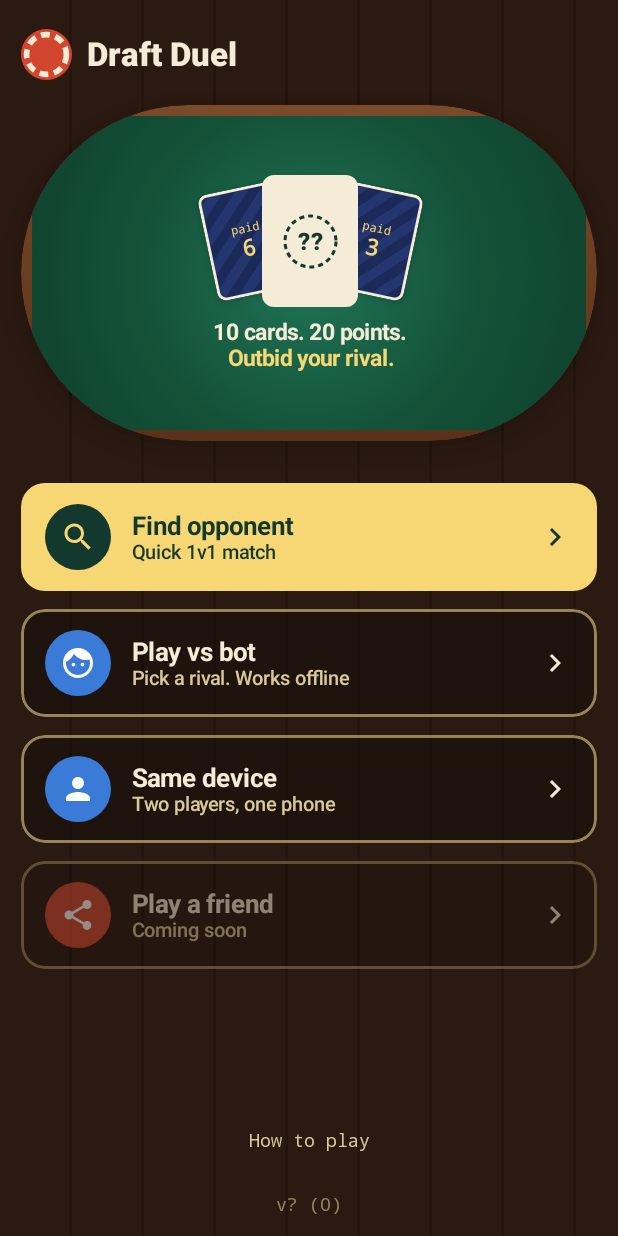
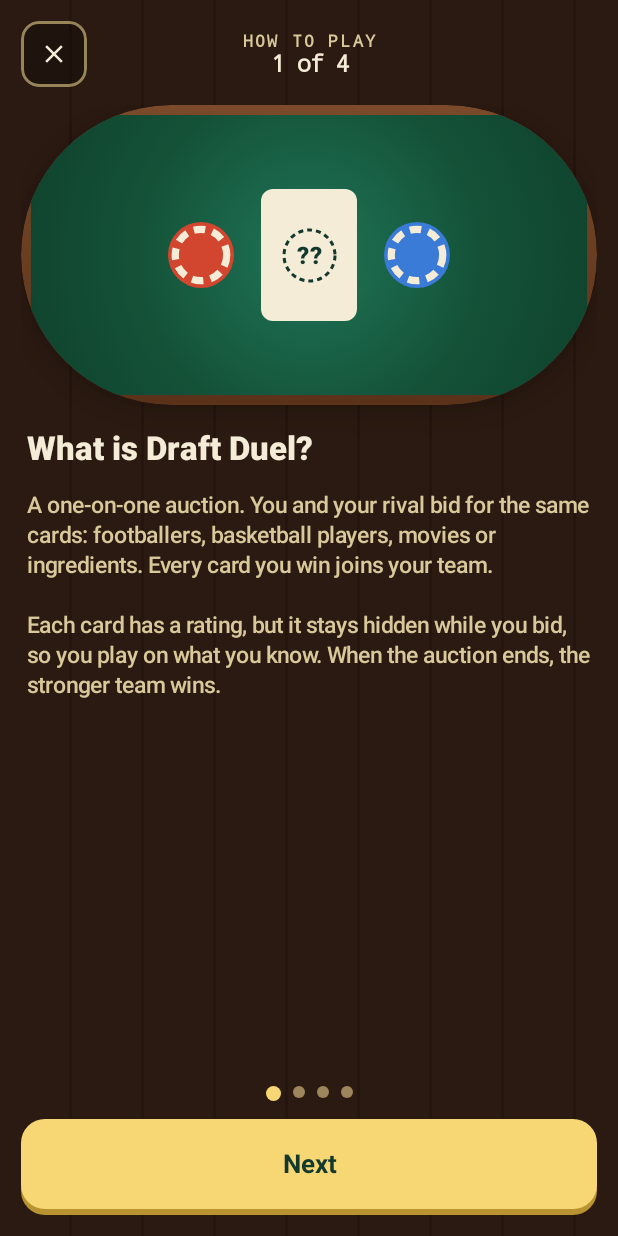
Before and after one commit to vidanstojic/Draft-Duel, an Android app built with Jetpack Compose: the screen it shows after launch (MainActivity), on a phone screen of 412 x 824 dp. Run offline under Robolectric (Android 15) with nearby library versions, the phone set to English and light mode, and no system bars; our stand-ins replace Compose Multiplatform resources.

Commit message:
feat(onboarding): How to play guide that starts with what the game is
The old dialog opened with the points; a new player first needs to know
what the game is. The guide is a screen with four swipeable pages, each
with a small picture drawn from the game's own components:

1. What is Draft Duel: a 1v1 auction for cards with hidden ratings
2. One card at a time: opener, raises of 1, 2 or 5, pass, the 10 s clock
3. 20 points, 5 cards: the equal split and the paid hand-over
4. The reveal: ratings at the end, the real score in football and
   basketball, recipes in food

It opens by itself on the first launch (remembered in the key-value
store) and from "How to play" on the home screen.

```diff
--- a/composeApp/src/commonMain/composeResources/values/strings.xml
+++ b/composeApp/src/commonMain/composeResources/values/strings.xml
@@ -17,7 +17,6 @@
     <string name="settings">Settings</string>
     <string name="back">Back</string>
     <string name="menu">Menu</string>
-    <string name="got_it">Got it</string>
 
     <!-- Home -->
     <string name="home_tagline">10 cards. 20 points.</string>
@@ -32,7 +31,18 @@
     <string name="mode_bot_title">Play vs bot</string>
     <string name="mode_bot_subtitle">Pick a rival. Works offline</string>
     <string name="how_to_play">How to play</string>
-    <string name="how_to_play_rules">You both start with 20 points. 10 cards go up for auction, one at a time.\n\nThe opener must bid. Then raise by 1, 2 or 5, or pass and the other player takes the card at their last bid.\n\nRatings stay hidden. You see yours when you win a card and your rival's at the end.\n\nThe higher total rating wins.\n\nDefault rules: each player ends with exactly 5 cards. As the opener you may hand a card you do not want over to your rival, who must then open it. Your first hand-over costs 1 point, the next 2, then 3.</string>
+    <!-- How to play: what the game is first, then a round, the budget and how a match is won. -->
+    <string name="howto_page">%1$d of %2$d</string>
+    <string name="howto_next">Next</string>
+    <string name="howto_play">Start playing</string>
+    <string name="howto_what_title">What is Draft Duel?</string>
+    <string name="howto_what_text">A one-on-one auction. You and your rival bid for the same cards: footballers, basketball players, movies or ingredients. Every card you win joins your team.\n\nEach card has a rating, but it stays hidden while you bid, so you play on what you know. When the auction ends, the stronger team wins.</string>
+    <string name="howto_auction_title">One card at a time</string>
+    <string name="howto_auction_text">A card goes up for auction. The opener must bid first, then you take turns: raise by 1, 2 or 5, or pass. If you pass, your rival takes the card at their last bid.\n\nEach turn has 10 seconds. If the time runs out, you raise by 1 automatically, or pass when you cannot pay. Openers take turns from card to card.</string>
+    <string name="howto_budget_title">20 points, 5 cards</string>
+    <string name="howto_budget_text">Both of you start with 20 points for the whole match, and each of you ends with exactly 5 of the 10 cards. Once you have 5, the rest go to your rival for free, so a cheap card can cost you a better one later.\n\nDo not want the card you have to open? Hand it over: your rival must open it instead. Your first hand-over costs 1 point, the next 2, then 3.</string>
+    <string name="howto_reveal_title">The reveal</string>
+    <string name="howto_reveal_text">You see the rating of a card when you win it. The cards of your rival stay hidden until the end, when everything is turned over and the higher total wins.\n\nFootball and basketball end with a real score: the bigger your rating lead per card, the bigger the win. In Food you cook one dish, so collect what belongs in it; wrong ingredients cost points.</string>
     <!-- Themes -->
     <string name="theme_football">Football</string>
     <string name="theme_basketball">Basketball</string>
--- a/composeApp/src/commonMain/kotlin/com/vidanstojic/draftduel/navigation/DraftDuelNavHost.kt
+++ b/composeApp/src/commonMain/kotlin/com/vidanstojic/draftduel/navigation/DraftDuelNavHost.kt
@@ -11,6 +11,7 @@ import com.vidanstojic.draftduel.domain.model.GameMode
 import com.vidanstojic.draftduel.ui.screens.bot.BotSelectRoute
 import com.vidanstojic.draftduel.ui.screens.category.CategoryRoute
 import com.vidanstojic.draftduel.ui.screens.home.HomeRoute
+import com.vidanstojic.draftduel.ui.screens.howto.HowToPlayRoute
 import com.vidanstojic.draftduel.ui.screens.invite.InviteRoute
 import com.vidanstojic.draftduel.ui.screens.local.LocalMatchRoute
 import com.vidanstojic.draftduel.ui.screens.local.LocalSetupRoute
@@ -29,7 +30,13 @@ fun DraftDuelNavHost(
         modifier = modifier,
     ) {
         composable<Route.Home> {
-            HomeRoute(onModeSelected = { mode -> navController.navigate(Route.ChooseCategory(mode.name)) })
+            HomeRoute(
+                onModeSelected = { mode -> navController.navigate(Route.ChooseCategory(mode.name)) },
+                onHowToPlay = { navController.navigate(Route.HowToPlay) { launchSingleTop = true } },
+            )
+        }
+        composable<Route.HowToPlay> {
+            HowToPlayRoute(onClose = { navController.popBackStack() })
         }
         composable<Route.ChooseCategory> { entry ->
             val route = entry.toRoute<Route.ChooseCategory>()
--- a/composeApp/src/commonMain/kotlin/com/vidanstojic/draftduel/navigation/Route.kt
+++ b/composeApp/src/commonMain/kotlin/com/vidanstojic/draftduel/navigation/Route.kt
@@ -34,4 +34,7 @@ sealed interface Route {
 
     @Serializable
     data object LocalMatch : Route
+
+    @Serializable
+    data object HowToPlay : Route
 }
--- a/composeApp/src/commonMain/kotlin/com/vidanstojic/draftduel/ui/screens/home/HomeScreen.kt
+++ b/composeApp/src/commonMain/kotlin/com/vidanstojic/draftduel/ui/screens/home/HomeScreen.kt
@@ -22,15 +22,11 @@ import androidx.compose.material.icons.filled.Person
 import androidx.compose.material.icons.filled.Search
 import androidx.compose.material.icons.filled.Settings
 import androidx.compose.material.icons.filled.Share
-import androidx.compose.material3.AlertDialog
 import androidx.compose.material3.Icon
 import androidx.compose.material3.Text
 import androidx.compose.material3.TextButton
 import androidx.compose.runtime.Composable
-import androidx.compose.runtime.getValue
-import androidx.compose.runtime.mutableStateOf
-import androidx.compose.runtime.saveable.rememberSaveable
-import androidx.compose.runtime.setValue
+import androidx.compose.runtime.LaunchedEffect
 import androidx.compose.ui.Alignment
 import androidx.compose.ui.Modifier
 import androidx.compose.ui.draw.alpha
@@ -45,11 +41,9 @@ import com.vidanstojic.draftduel.di.LocalAppContainer
 import com.vidanstojic.draftduel.domain.model.GameMode
 import com.vidanstojic.draftduel.resources.Res
 import com.vidanstojic.draftduel.resources.app_name
-import com.vidanstojic.draftduel.resources.got_it
 import com.vidanstojic.draftduel.resources.home_tagline
 import com.vidanstojic.draftduel.resources.home_tagline_accent
 import com.vidanstojic.draftduel.resources.how_to_play
-import com.vidanstojic.draftduel.resources.how_to_play_rules
 import com.vidanstojic.draftduel.resources.mode_bot_subtitle
 import com.vidanstojic.draftduel.resources.mode_bot_title
 import com.vidanstojic.draftduel.resources.mode_coming_soon
@@ -67,6 +61,7 @@ import com.vidanstojic.draftduel.ui.components.DdTopBar
 import com.vidanstojic.draftduel.ui.components.HiddenRating
 import com.vidanstojic.draftduel.ui.components.MiniCard
 import com.vidanstojic.draftduel.ui.components.PileCard
+import com.vidanstojic.draftduel.ui.screens.howto.HOW_TO_PLAY_SEEN_KEY
 import com.vidanstojic.draftduel.ui.surface.PlaySurface
 import com.vidanstojic.draftduel.ui.surface.SurfaceStyle
 import com.vidanstojic.draftduel.ui.theme.CardColors
@@ -75,27 +70,37 @@ import org.jetbrains.compose.resources.stringResource
 import org.jetbrains.compose.ui.tooling.preview.Preview
 
 @Composable
-fun HomeRoute(onModeSelected: (GameMode) -> Unit) {
+fun HomeRoute(
+    onModeSelected: (GameMode) -> Unit,
+    onHowToPlay: () -> Unit,
+    onSettings: (() -> Unit)? = null,
+) {
     val container = LocalAppContainer.current
+    // First launch: the guide opens by itself, once.
+    LaunchedEffect(Unit) {
+        if (!container.platform.store.getBoolean(HOW_TO_PLAY_SEEN_KEY, false)) onHowToPlay()
+    }
     HomeScreen(
         onModeSelected = onModeSelected,
+        onHowToPlay = onHowToPlay,
+        onSettings = onSettings,
         friendMatchesEnabled = container.features.friendMatches,
         versionLabel = container.appInfo.label,
     )
 }
 
 /**
- * [onSettings] null hides the settings button (there is no settings screen yet). With
- * [friendMatchesEnabled] false, "Play a friend" is shown as coming soon (release builds).
+ * [onSettings] null hides the settings button. With [friendMatchesEnabled] false, "Play a friend"
+ * is shown as coming soon (release builds).
  */
 @Composable
 fun HomeScreen(
     onModeSelected: (GameMode) -> Unit,
+    onHowToPlay: () -> Unit = {},
     onSettings: (() -> Unit)? = null,
     friendMatchesEnabled: Boolean = true,
     versionLabel: String? = null,
 ) {
-    var showRules by rememberSaveable { mutableStateOf(false) }
     val colors = DraftDuelTheme.colors
 
     DdScreen(surface = SurfaceStyle.TABLE) {
@@ -137,8 +142,8 @@ fun HomeScreen(
             enabled = friendMatchesEnabled,
         )
         Spacer(Modifier.weight(1f))
-        TextButton(onClick = { showRules = true }, modifier = Modifier.align(Alignment.CenterHorizontally)) {
-            Text(stringResource(Res.string.how_to_play), style = DraftDuelTheme.type.mono, color = colors.muted)
+        TextButton(onClick = onHowToPlay, modifier = Modifier.align(Alignment.CenterHorizontally)) {
+            Text(stringResource(Res.string.how_to_play), style = DraftDuelTheme.type.bodyStrong, color = colors.accent)
         }
         versionLabel?.let {
             Text(
@@ -148,17 +153,6 @@ fun HomeScreen(
                 modifier = Modifier.align(Alignment.CenterHorizontally),
             )
         }
-    }
-
-    if (showRules) {
-        AlertDialog(
-            onDismissRequest = { showRules = false },
-            confirmButton = {
-                TextButton(onClick = { showRules = false }) { Text(stringResource(Res.string.got_it)) }
-            },
-            title = { Text(stringResource(Res.string.how_to_play)) },
-            text = { Text(stringResource(Res.string.how_to_play_rules)) },
-        )
     }
 }
 
--- /dev/null
+++ b/composeApp/src/commonMain/kotlin/com/vidanstojic/draftduel/ui/screens/howto/HowToPlayScreen.kt
@@ -0,0 +1,256 @@
+package com.vidanstojic.draftduel.ui.screens.howto
+
+import androidx.compose.foundation.background
+import androidx.compose.foundation.layout.Arrangement
+import androidx.compose.foundation.layout.Box
+import androidx.compose.foundation.layout.Column
+import androidx.compose.foundation.layout.Row
+import androidx.compose.foundation.layout.fillMaxSize
+import androidx.compose.foundation.layout.fillMaxWidth
+import androidx.compose.foundation.layout.height
+import androidx.compose.foundation.layout.offset
+import androidx.compose.foundation.layout.padding
+import androidx.compose.foundation.layout.size
+import androidx.compose.foundation.pager.HorizontalPager
+import androidx.compose.foundation.pager.rememberPagerState
+import androidx.compose.foundation.rememberScrollState
+import androidx.compose.foundation.shape.CircleShape
+import androidx.compose.foundation.shape.RoundedCornerShape
+import androidx.compose.foundation.verticalScroll
+import androidx.compose.material.icons.Icons
+import androidx.compose.material.icons.filled.Close
+import androidx.compose.material3.Text
+import androidx.compose.runtime.Composable
+import androidx.compose.runtime.LaunchedEffect
+import androidx.compose.runtime.rememberCoroutineScope
+import androidx.compose.ui.Alignment
+import androidx.compose.ui.Modifier
+import androidx.compose.ui.draw.rotate
+import androidx.compose.ui.text.style.TextAlign
+import androidx.compose.ui.unit.dp
+import com.vidanstojic.draftduel.di.LocalAppContainer
+import com.vidanstojic.draftduel.resources.Res
+import com.vidanstojic.draftduel.resources.close
+import com.vidanstojic.draftduel.resources.how_to_play
+import com.vidanstojic.draftduel.resources.howto_auction_text
+import com.vidanstojic.draftduel.resources.howto_auction_title
+import com.vidanstojic.draftduel.resources.howto_budget_text
+import com.vidanstojic.draftduel.resources.howto_budget_title
+import com.vidanstojic.draftduel.resources.howto_next
+import com.vidanstojic.draftduel.resources.howto_page
+import com.vidanstojic.draftduel.resources.howto_play
+import com.vidanstojic.draftduel.resources.howto_reveal_text
+import com.vidanstojic.draftduel.resources.howto_reveal_title
+import com.vidanstojic.draftduel.resources.howto_what_text
+import com.vidanstojic.draftduel.resources.howto_what_title
+import com.vidanstojic.draftduel.resources.match_slots
+import com.vidanstojic.draftduel.resources.result_ratings_line
+import com.vidanstojic.draftduel.ui.components.BudgetMeter
+import com.vidanstojic.draftduel.ui.components.ChipDisc
+import com.vidanstojic.draftduel.ui.components.DdIconButton
+import com.vidanstojic.draftduel.ui.components.DdPrimaryButton
+import com.vidanstojic.draftduel.ui.components.DdScreen
+import com.vidanstojic.draftduel.ui.components.DdTopBar
+import com.vidanstojic.draftduel.ui.components.HiddenRating
+import com.vidanstojic.draftduel.ui.components.InfoPill
+import com.vidanstojic.draftduel.ui.components.MiniCard
+import com.vidanstojic.draftduel.ui.components.PileCard
+import com.vidanstojic.draftduel.ui.components.CardPile
+import com.vidanstojic.draftduel.ui.components.TopBarTitle
+import com.vidanstojic.draftduel.ui.components.TurnTimerRing
+import com.vidanstojic.draftduel.ui.surface.PlaySurface
+import com.vidanstojic.draftduel.ui.surface.SurfaceStyle
+import com.vidanstojic.draftduel.ui.theme.CardColors
+import com.vidanstojic.draftduel.ui.theme.DraftDuelTheme
+import kotlinx.coroutines.launch
+import org.jetbrains.compose.resources.StringResource
+import org.jetbrains.compose.resources.stringResource
+import org.jetbrains.compose.ui.tooling.preview.Preview
+
+/** Whether the guide was seen; the first launch opens it once by itself. */
+const val HOW_TO_PLAY_SEEN_KEY = "how_to_play_seen"
+
+@Composable
+fun HowToPlayRoute(onClose: () -> Unit) {
+    val store = LocalAppContainer.current.platform.store
+    // Opened once counts as seen, also when the player leaves with the system Back.
+    LaunchedEffect(Unit) { store.putBoolean(HOW_TO_PLAY_SEEN_KEY, true) }
+    HowToPlayScreen(onClose = onClose)
+}
+
+private class GuidePage(
+    val title: StringResource,
+    val text: StringResource,
+    val picture: @Composable () -> Unit,
+)
+
+/**
+ * The guide starts with what the game is, then one round, then the budget, then how a match is
+ * won: the order a new player needs it in (tester feedback: it used to open with the points).
+ */
+@Composable
+fun HowToPlayScreen(onClose: () -> Unit) {
+    val pages = guidePages()
+    val pagerState = rememberPagerState(pageCount = { pages.size })
+    val scope = rememberCoroutineScope()
+    val last = pagerState.currentPage == pages.lastIndex
+    DdScreen(surface = SurfaceStyle.TABLE) {
+        DdTopBar(
+            leading = { DdIconButton(Icons.Filled.Close, stringResource(Res.string.close), onClose) },
+            title = {
+                TopBarTitle(
+                    label = stringResource(Res.string.how_to_play),
+                    value = stringResource(Res.string.howto_page, pagerState.currentPage + 1, pages.size),
+                )
+            },
+        )
+        HorizontalPager(
+            state = pagerState,
+            modifier = Modifier
+                .weight(1f)
+                .fillMaxWidth(),
+            verticalAlignment = Alignment.Top,
+        ) { index ->
+            GuidePageContent(pages[index])
+        }
+        PageDots(count = pages.size, current = pagerState.currentPage, modifier = Modifier.align(Alignment.CenterHorizontally))
+        DdPrimaryButton(
+            text = stringResource(if (last) Res.string.howto_play else Res.string.howto_next),
+            onClick = {
+                if (last) onClose() else scope.launch { pagerState.animateScrollToPage(pagerState.currentPage + 1) }
+            },
+            modifier = Modifier.fillMaxWidth(),
+        )
+    }
+}
+
+@Composable
+private fun guidePages(): List<GuidePage> = listOf(
+    GuidePage(Res.string.howto_what_title, Res.string.howto_what_text) { WhatPicture() },
+    GuidePage(Res.string.howto_auction_title, Res.string.howto_auction_text) { AuctionPicture() },
+    GuidePage(Res.string.howto_budget_title, Res.string.howto_budget_text) { BudgetPicture() },
+    GuidePage(Res.string.howto_reveal_title, Res.string.howto_reveal_text) { RevealPicture() },
+)
+
+@Composable
+private fun GuidePageContent(page: GuidePage) {
+    Column(
+        modifier = Modifier
+            .fillMaxSize()
+            .verticalScroll(rememberScrollState()),
+        verticalArrangement = Arrangement.spacedBy(16.dp),
+    ) {
+        PlaySurface(
+            style = SurfaceStyle.TABLE,
+            modifier = Modifier
+                .fillMaxWidth()
+                .height(200.dp),
+        ) {
+            Box(Modifier.align(Alignment.Center)) { page.picture() }
+        }
+        Text(
+            text = stringResource(page.title),
+            style = DraftDuelTheme.type.headline,
+            color = DraftDuelTheme.colors.onScreen,
+            modifier = Modifier.padding(horizontal = 4.dp),
+        )
+        Text(
+            text = stringResource(page.text),
+            style = DraftDuelTheme.type.body,
+            color = DraftDuelTheme.colors.muted,
+            modifier = Modifier.padding(horizontal = 4.dp),
+        )
+    }
+}
+
+@Composable
+private fun PageDots(count: Int, current: Int, modifier: Modifier = Modifier) {
+    val colors = DraftDuelTheme.colors
+    Row(modifier, horizontalArrangement = Arrangement.spacedBy(8.dp)) {
+        repeat(count) { index ->
+            Box(
+                Modifier
+                    .size(if (index == current) 10.dp else 8.dp)
+                    .background(if (index == current) colors.accent else colors.outline, CircleShape),
+            )
+        }
+    }
+}
+
+/** Two chips facing a hidden card: two players, one card, a rating nobody sees. */
+@Composable
+private fun WhatPicture() {
+    Row(verticalAlignment = Alignment.CenterVertically, horizontalArrangement = Arrangement.spacedBy(18.dp)) {
+        ChipDisc(color = DraftDuelTheme.colors.primaryBid.container, ringColor = CardColors.Paper, size = 44.dp)
+        Box(
+            modifier = Modifier
+                .size(width = 64.dp, height = 88.dp)
+                .background(CardColors.Paper, RoundedCornerShape(8.dp)),
+            contentAlignment = Alignment.Center,
+        ) {
+            HiddenRating(size = 38.dp)
+        }
+        ChipDisc(color = DraftDuelTheme.colors.secondaryBid.container, ringColor = CardColors.Paper, size = 44.dp)
+    }
+}
+
+/** The clock with the price, and the three raises. */
+@Composable
+private fun AuctionPicture() {
+    val colors = DraftDuelTheme.colors
+    Row(verticalAlignment = Alignment.CenterVertically, horizontalArrangement = Arrangement.spacedBy(16.dp)) {
+        TurnTimerRing(progress = 0.65f, value = "4", caption = "7s", size = 76.dp)
+        Column(verticalArrangement = Arrangement.spacedBy(6.dp)) {
+            listOf(1, 2, 5).forEach { step ->
+                InfoPill(background = if (step == 2) colors.accent else colors.panel) {
+                    Text("+$step", style = DraftDuelTheme.type.monoStrong, color = if (step == 2) colors.onAccent else colors.onScreen)
+                }
+            }
+        }
+    }
+}
+
+/** Points left and a half-full hand of five. */
+@Composable
+private fun BudgetPicture() {
+    val colors = DraftDuelTheme.colors
+    Column(horizontalAlignment = Alignment.CenterHorizontally, verticalArrangement = Arrangement.spacedBy(10.dp)) {
+        CardPile(listOf(PileCard.Back(6), PileCard.Back(3), PileCard.Back(2)))
+        InfoPill {
+            Text(stringResource(Res.string.match_slots, 3, 5), style = DraftDuelTheme.type.mono, color = colors.onScreen)
+            BudgetMeter(points = 9, max = 20, color = colors.accent)
+        }
+    }
+}
+
+/** Cards turned over and the final score. */
+@Composable
+private fun RevealPicture() {
+    val colors = DraftDuelTheme.colors
+    Column(horizontalAlignment = Alignment.CenterHorizontally, verticalArrangement = Arrangement.spacedBy(8.dp)) {
+        Box(contentAlignment = Alignment.Center) {
+            MiniCard(PileCard.Face(rating = 88, jerseyNumber = 9), width = 46.dp, modifier = Modifier.offset(x = (-40).dp).rotate(-10f))
+            MiniCard(PileCard.Face(rating = 74, jerseyNumber = 4), width = 46.dp, modifier = Modifier.offset(x = 40.dp).rotate(10f))
+            MiniCard(PileCard.Face(rating = 93, jerseyNumber = 10, highlighted = true), width = 52.dp)
+        }
+        InfoPill {
+            Text("2", style = DraftDuelTheme.type.number, color = colors.accent)
+            Text(":", style = DraftDuelTheme.type.title, color = colors.muted)
+            Text("1", style = DraftDuelTheme.type.number, color = colors.onScreen)
+        }
+        Text(
+            text = stringResource(Res.string.result_ratings_line, 412, 398),
+            style = DraftDuelTheme.type.mono,
+            color = colors.muted,
+            textAlign = TextAlign.Center,
+        )
+    }
+}
+
+@Preview
+@Composable
+private fun HowToPlayScreenPreview() {
+    DraftDuelTheme {
+        HowToPlayScreen(onClose = {})
+    }
+}
```
